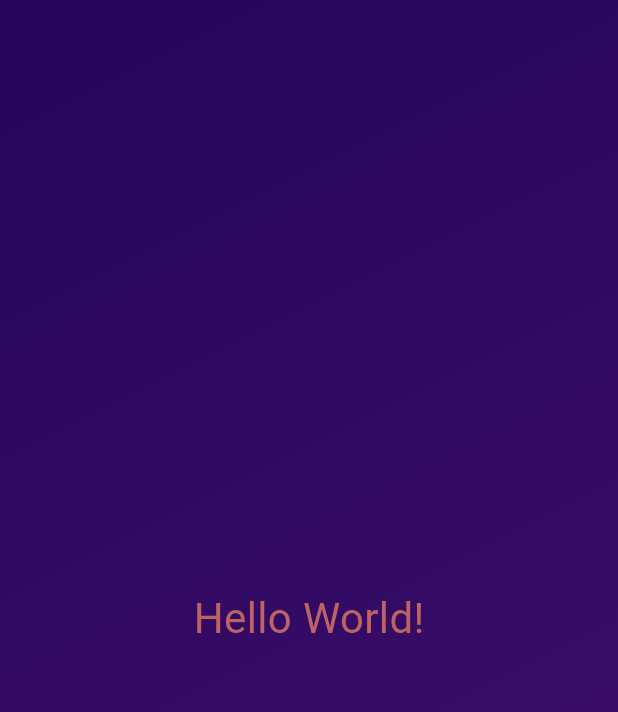
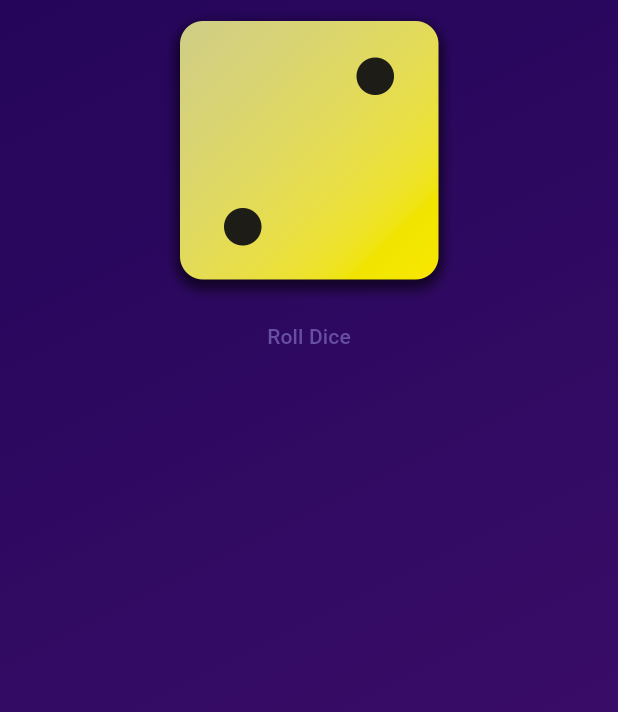
Before and after one commit to trishna456/flutter-dice-roll, a Flutter app: the screen it shows after launch, on a phone screen of 412 x 824 dp. Shown: the top 712 px of the screen. Run offline on Flutter 3.47's test engine with Material 3 defaults, Android fonts, the phone set to English and light mode, and no system bars.

Commit message:
adding dice and buttons

```diff
--- a/lib/gradient_container.dart
+++ b/lib/gradient_container.dart
@@ -1,4 +1,4 @@
-import 'package:first_app/styled_text.dart';
+//import 'package:first_app/styled_text.dart';
 import 'package:flutter/material.dart';
 
 const startAlignment = Alignment.topLeft;
@@ -10,6 +10,8 @@ class GradientContainer extends StatelessWidget {
 
   final List<Color> colors;
 
+  void rollDice() {}
+
   @override
   Widget build(context) {
     return Container(
@@ -20,8 +22,20 @@ class GradientContainer extends StatelessWidget {
           end: endAlignment,
         ),
       ),
-      child: const Center(
-        child: StyledText('Hello World!'),
+      child: Center(
+        child: Column(
+          children: [
+            Image.asset(
+              'assets/images/dice-images/dice-2.png',
+              width: 200,
+            ),
+            TextButton(
+              onPressed: rollDice,
+              child: const Text('Roll Dice'),
+            )
+          ],
+        ),
+        //StyledText('Hello World!'),
       ),
     );
   }
```
Also changed, not shown: pubspec.yaml (+8 -4 lines).
